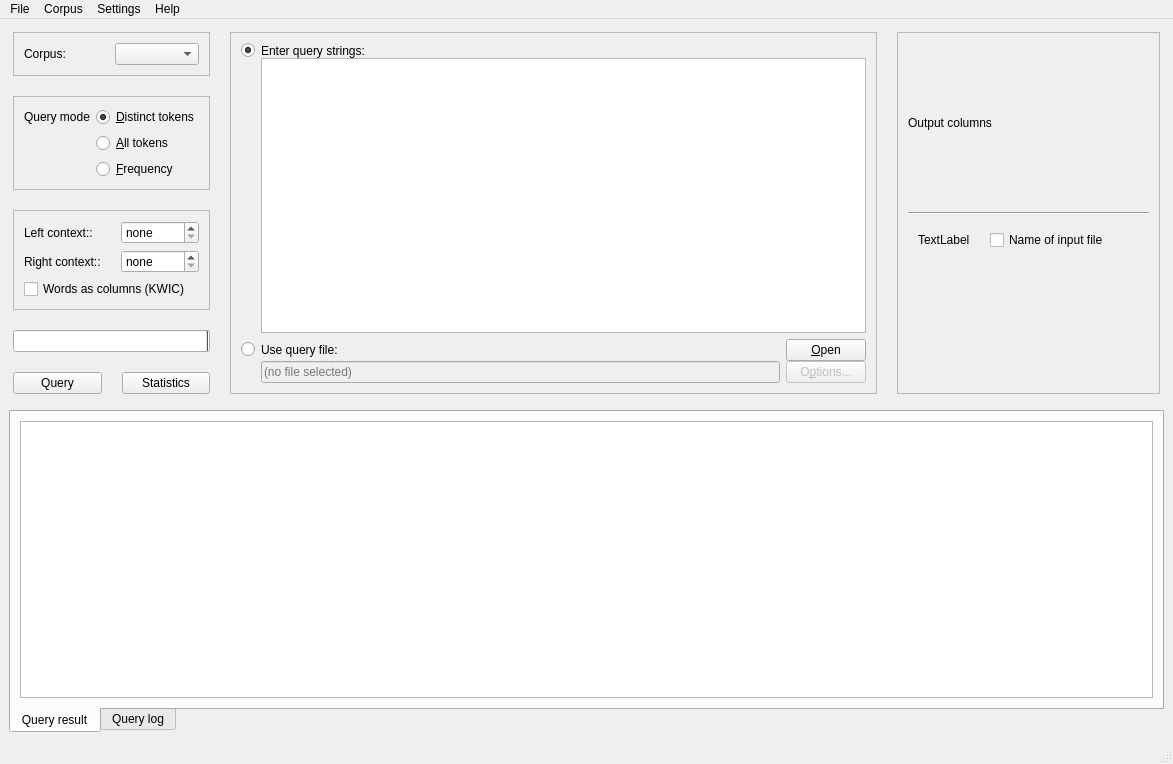
gkunter/coquery, file coquery/gui/coquery.ui: the form before one commit.
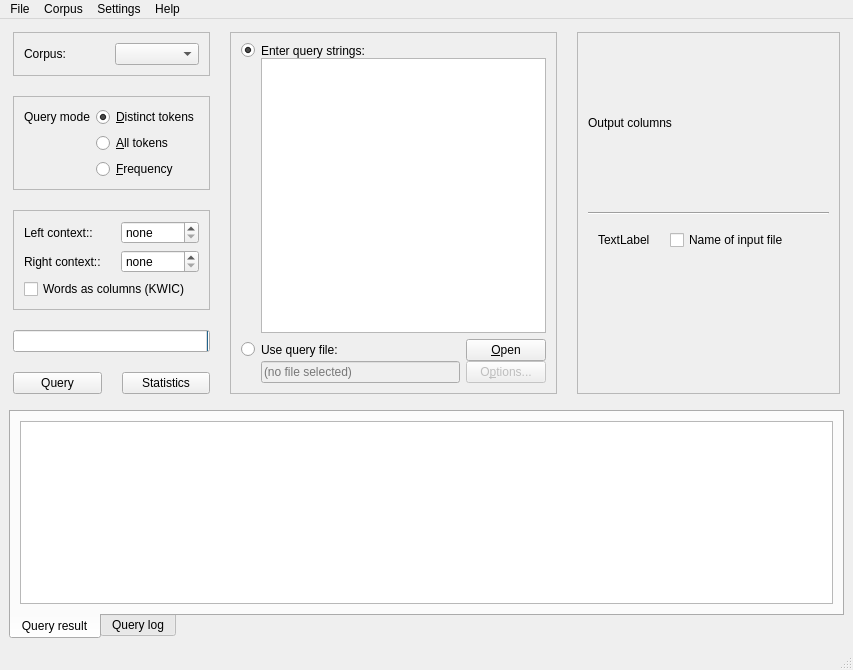
The form after the commit. Icons and pictures are not drawn.

```diff
--- a/coquery/gui/coquery.ui
+++ b/coquery/gui/coquery.ui
@@ -6,8 +6,8 @@
    <rect>
     <x>0</x>
     <y>0</y>
-    <width>1173</width>
-    <height>764</height>
+    <width>853</width>
+    <height>670</height>
    </rect>
   </property>
   <property name="windowTitle">
@@ -957,7 +957,7 @@
     <rect>
      <x>0</x>
      <y>0</y>
-     <width>1173</width>
+     <width>853</width>
      <height>21</height>
     </rect>
    </property>
```
Left out of the diff: 12 changed lines with no effect on the pictures.
